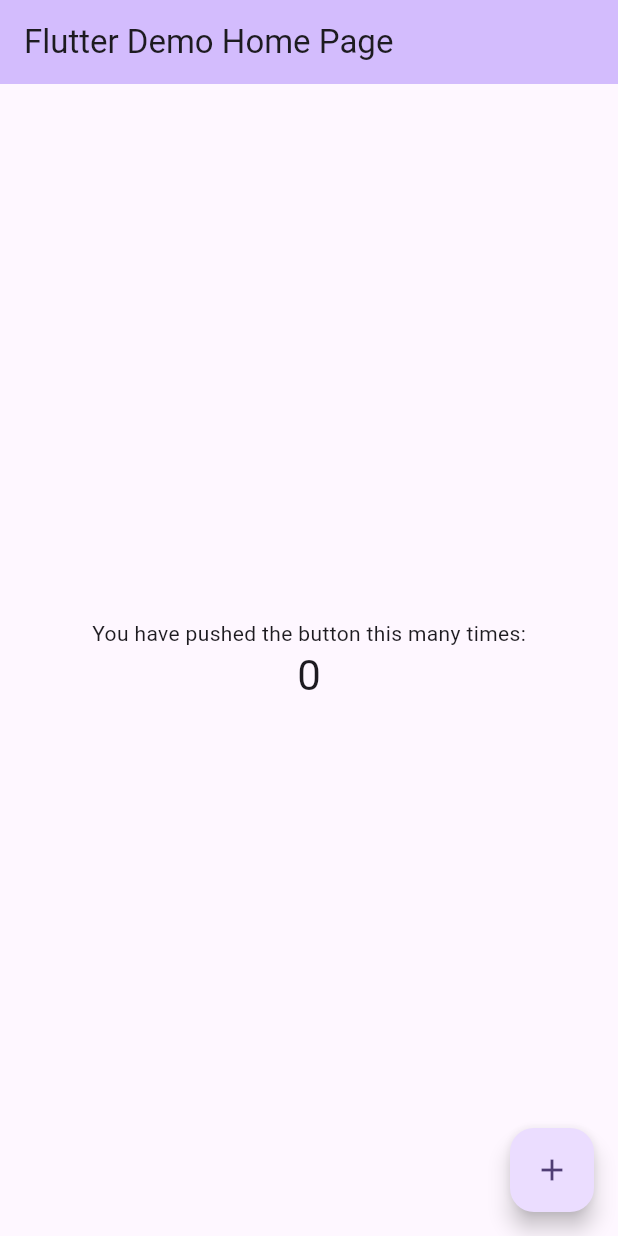
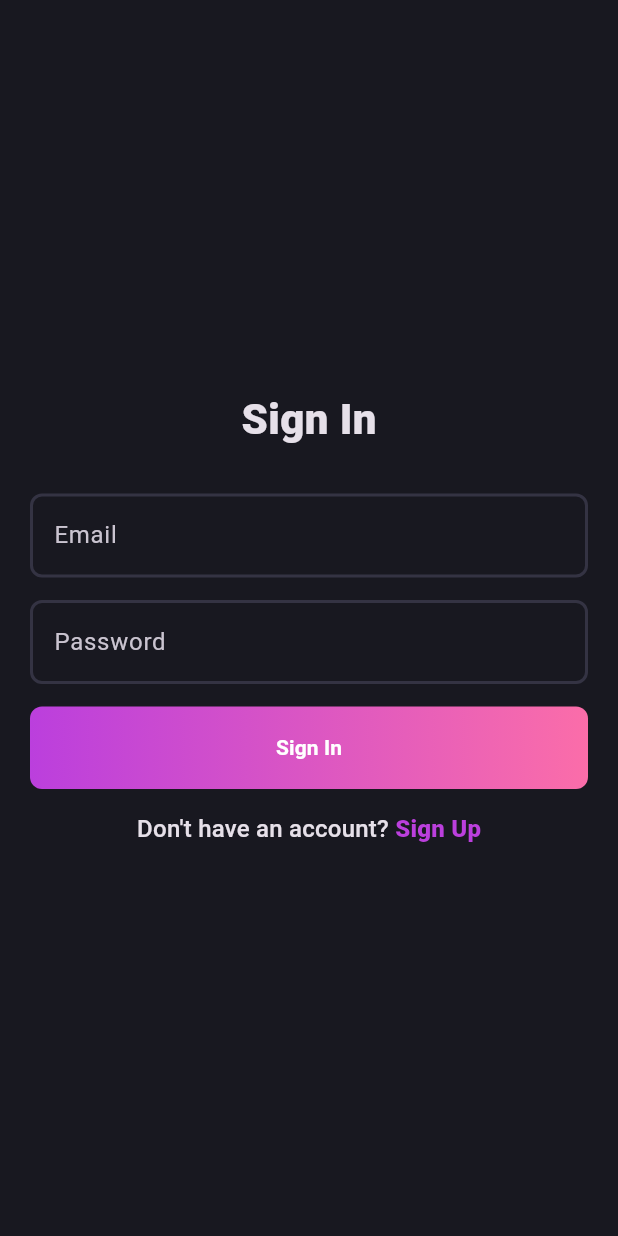
Before and after one commit to sufiyansakkeer/Blog-App, a Flutter app: the screen it shows after launch, on a phone screen of 412 x 824 dp. Run offline on Flutter 3.47's test engine with Material 3 defaults, Android fonts, the phone set to English and light mode, and no system bars.

Commit message:
sign up and sign in page created

```diff
--- /dev/null
+++ b/lib/config/theme/app_palette.dart
@@ -0,0 +1,13 @@
+import 'package:flutter/material.dart';
+
+class AppPalette {
+  static const Color backgroundColor = Color(0xFF181820);
+  static const Color gradient1 = Color(0xFFBB3FDD);
+  static const Color gradient2 = Color(0xFFFB6DA9);
+  static const Color gradient3 = Color(0xFFFF9F7C);
+  static const Color borderColor = Color(0xFF343343);
+  static const Color whiteColor = Colors.white;
+  static const Color greyColor = Colors.grey;
+  static const Color errorColor = Colors.redAccent;
+  static const Color transparentColor = Colors.transparent;
+}
--- /dev/null
+++ b/lib/config/theme/theme.dart
@@ -0,0 +1,21 @@
+import 'package:blog_app/config/theme/app_palette.dart';
+import 'package:flutter/material.dart';
+
+class AppTheme {
+  static _border([color = AppPalette.borderColor]) => OutlineInputBorder(
+      borderSide: BorderSide(
+        color: color,
+        width: 2,
+      ),
+      borderRadius: const BorderRadius.all(Radius.circular(8)));
+  static final darkTheme = ThemeData.dark().copyWith(
+      useMaterial3: true,
+      scaffoldBackgroundColor: AppPalette.backgroundColor,
+      inputDecorationTheme: InputDecorationTheme(
+        enabledBorder: _border(),
+        focusedBorder: _border(AppPalette.gradient1),
+      ),
+      appBarTheme: const AppBarTheme(
+        backgroundColor: AppPalette.backgroundColor,
+      ));
+}
--- /dev/null
+++ b/lib/core/error/failure.dart
@@ -0,0 +1,4 @@
+class Failure {
+  final String errorMsg;
+  Failure([this.errorMsg = "An unexpected error occurred"]);
+}
--- /dev/null
+++ b/lib/features/auth/presentation/pages/login_page.dart
@@ -0,0 +1,98 @@
+import 'dart:developer';
+
+import 'package:blog_app/config/theme/app_palette.dart';
+import 'package:blog_app/core/extension/gap_extension.dart';
+import 'package:blog_app/core/extension/navigation_extension.dart';
+import 'package:blog_app/features/auth/presentation/pages/signup_page.dart';
+import 'package:blog_app/features/auth/presentation/widgets/auth_fields.dart';
+import 'package:blog_app/features/auth/presentation/widgets/auth_gradient_button.dart';
+import 'package:flutter/material.dart';
+
+class SignInPage extends StatefulWidget {
+  const SignInPage({super.key});
+
+  @override
+  State<SignInPage> createState() => _SignInPageState();
+}
+
+class _SignInPageState extends State<SignInPage> {
+  final formKey = GlobalKey<FormState>();
+
+  late TextEditingController emailController;
+  late TextEditingController passwordController;
+  @override
+  void initState() {
+    emailController = TextEditingController();
+    passwordController = TextEditingController();
+    super.initState();
+  }
+
+  @override
+  void dispose() {
+    emailController.dispose();
+    passwordController.dispose();
+    super.dispose();
+  }
+
+  @override
+  Widget build(BuildContext context) {
+    return Scaffold(
+      body: Padding(
+        padding: const EdgeInsets.symmetric(
+          horizontal: 20,
+        ),
+        child: Form(
+          key: formKey,
+          child: Column(
+            mainAxisAlignment: MainAxisAlignment.center,
+            children: [
+              const Text(
+                "Sign In",
+                style: TextStyle(
+                  fontSize: 28,
+                  fontWeight: FontWeight.w800,
+                ),
+              ),
+              30.height(),
+              AuthField(
+                hintText: 'Email',
+                textEditingController: emailController,
+              ),
+              15.height(),
+              AuthField(
+                hintText: 'Password',
+                textEditingController: passwordController,
+                obscureText: true,
+              ),
+              15.height(),
+              AuthGradientButton(
+                onPressed: () {
+                  log(formKey.currentState!.validate().toString());
+                },
+                text: 'Sign In',
+              ),
+              15.height(),
+              GestureDetector(
+                onTap: () => context.pushReplacement(const SignUpPage()),
+                child: RichText(
+                    text: TextSpan(
+                  text: "Don't have an account? ",
+                  style: Theme.of(context).textTheme.titleMedium,
+                  children: [
+                    TextSpan(
+                      text: "Sign Up",
+                      style: Theme.of(context).textTheme.titleMedium?.copyWith(
+                            fontWeight: FontWeight.w800,
+                            color: AppPalette.gradient1,
+                          ),
+                    ),
+                  ],
+                )),
+              )
+            ],
+          ),
+        ),
+      ),
+    );
+  }
+}
--- /dev/null
+++ b/lib/features/auth/presentation/widgets/auth_fields.dart
@@ -0,0 +1,29 @@
+import 'package:flutter/material.dart';
+
+class AuthField extends StatelessWidget {
+  const AuthField({
+    super.key,
+    required this.hintText,
+    required this.textEditingController,
+    this.validator,
+    this.obscureText = false,
+  });
+  final String hintText;
+  final TextEditingController textEditingController;
+  final String? Function(String?)? validator;
+  final bool obscureText;
+  @override
+  Widget build(BuildContext context) {
+    return TextFormField(
+      controller: textEditingController,
+      decoration: InputDecoration(hintText: hintText),
+      validator: (value) {
+        if (value == null) {
+          return "$hintText is Required";
+        }
+        return null;
+      },
+      obscureText: obscureText,
+    );
+  }
+}
--- /dev/null
+++ b/lib/features/auth/presentation/widgets/auth_gradient_button.dart
@@ -0,0 +1,42 @@
+import 'package:blog_app/config/theme/app_palette.dart';
+import 'package:flutter/material.dart';
+
+class AuthGradientButton extends StatelessWidget {
+  const AuthGradientButton({super.key, this.onPressed, required this.text});
+  final void Function()? onPressed;
+  final String text;
+  @override
+  Widget build(BuildContext context) {
+    return Container(
+      decoration: const BoxDecoration(
+        borderRadius: BorderRadius.all(Radius.circular(8)),
+        gradient: LinearGradient(
+          colors: [
+            AppPalette.gradient1,
+            AppPalette.gradient2,
+          ],
+        ),
+      ),
+      child: ElevatedButton(
+        onPressed: onPressed,
+        style: ElevatedButton.styleFrom(
+          shape: RoundedRectangleBorder(borderRadius: BorderRadius.circular(8)),
+          surfaceTintColor: Colors.transparent,
+          backgroundColor: Colors.transparent,
+          shadowColor: Colors.transparent,
+          fixedSize: const Size(
+            395,
+            55,
+          ),
+        ),
+        child: Text(
+          text,
+          style: const TextStyle(
+            color: Colors.white,
+            fontWeight: FontWeight.w600,
+          ),
+        ),
+      ),
+    );
+  }
+}
--- a/lib/main.dart
+++ b/lib/main.dart
@@ -1,69 +1,6 @@
+import 'package:blog_app/my_app.dart';
 import 'package:flutter/material.dart';
 
 void main() {
   runApp(const MyApp());
 }
-
-class MyApp extends StatelessWidget {
-  const MyApp({super.key});
-
-  @override
-  Widget build(BuildContext context) {
-    return MaterialApp(
-      title: 'Flutter Demo',
-      theme: ThemeData(
-        colorScheme: ColorScheme.fromSeed(seedColor: Colors.deepPurple),
-        useMaterial3: true,
-      ),
-      home: const MyHomePage(title: 'Flutter Demo Home Page'),
-    );
-  }
-}
-
-class MyHomePage extends StatefulWidget {
-  const MyHomePage({super.key, required this.title});
-
-  final String title;
-
-  @override
-  State<MyHomePage> createState() => _MyHomePageState();
-}
-
-class _MyHomePageState extends State<MyHomePage> {
-  int _counter = 0;
-
-  void _incrementCounter() {
-    setState(() {
-      _counter++;
-    });
-  }
-
-  @override
-  Widget build(BuildContext context) {
-    return Scaffold(
-      appBar: AppBar(
-        backgroundColor: Theme.of(context).colorScheme.inversePrimary,
-        title: Text(widget.title),
-      ),
-      body: Center(
-        child: Column(
-          mainAxisAlignment: MainAxisAlignment.center,
-          children: <Widget>[
-            const Text(
-              'You have pushed the button this many times:',
-            ),
-            Text(
-              '$_counter',
-              style: Theme.of(context).textTheme.headlineMedium,
-            ),
-          ],
-        ),
-      ),
-      floatingActionButton: FloatingActionButton(
-        onPressed: _incrementCounter,
-        tooltip: 'Increment',
-        child: const Icon(Icons.add),
-      ),
-    );
-  }
-}
--- /dev/null
+++ b/lib/my_app.dart
@@ -0,0 +1,16 @@
+import 'package:blog_app/config/theme/theme.dart';
+import 'package:blog_app/features/auth/presentation/pages/login_page.dart';
+import 'package:flutter/material.dart';
+
+class MyApp extends StatelessWidget {
+  const MyApp({super.key});
+
+  @override
+  Widget build(BuildContext context) {
+    return MaterialApp(
+      debugShowCheckedModeBanner: false,
+      theme: AppTheme.darkTheme,
+      home: const SignInPage(),
+    );
+  }
+}
```
Also changed, not shown: lib/core/extension/gap_extension.dart (added, +15 -0 lines), lib/core/extension/navigation_extension.dart (added, +67 -0 lines), lib/features/auth/presentation/pages/signup_page.dart (added, +105 -0 lines), pubspec.yaml (+4 -12 lines), pubspec.lock, 1 other file.
